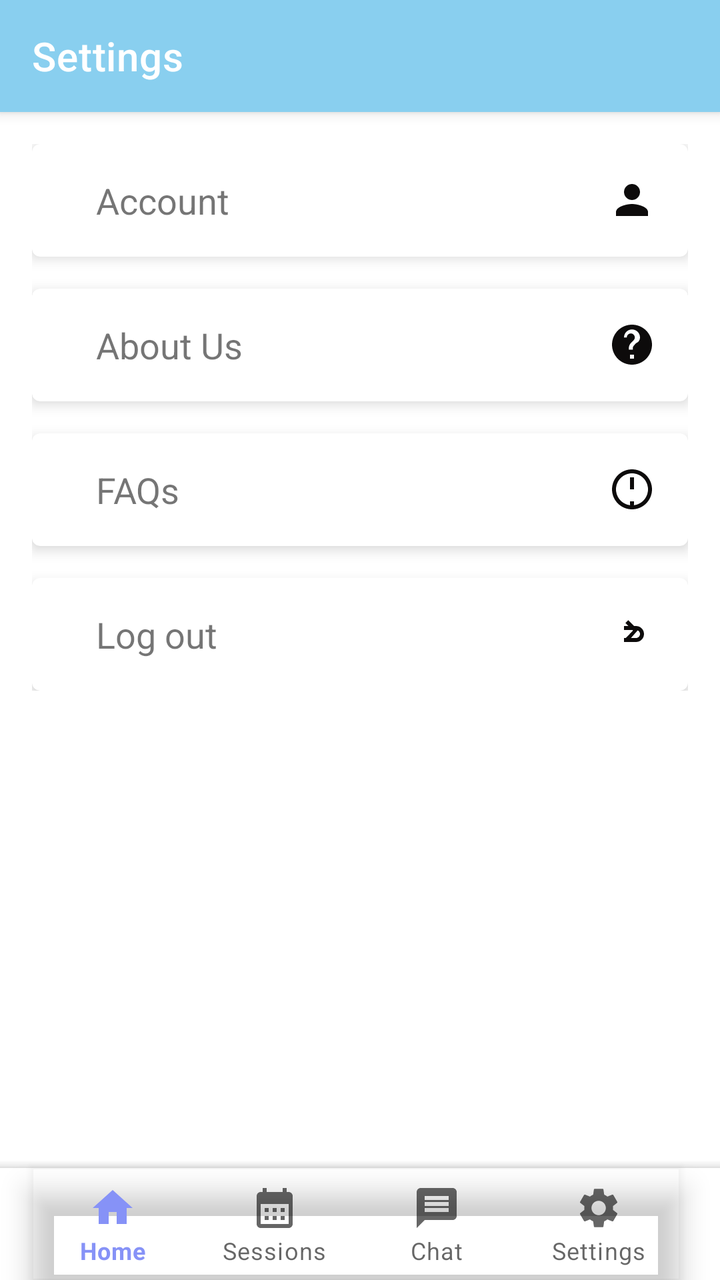
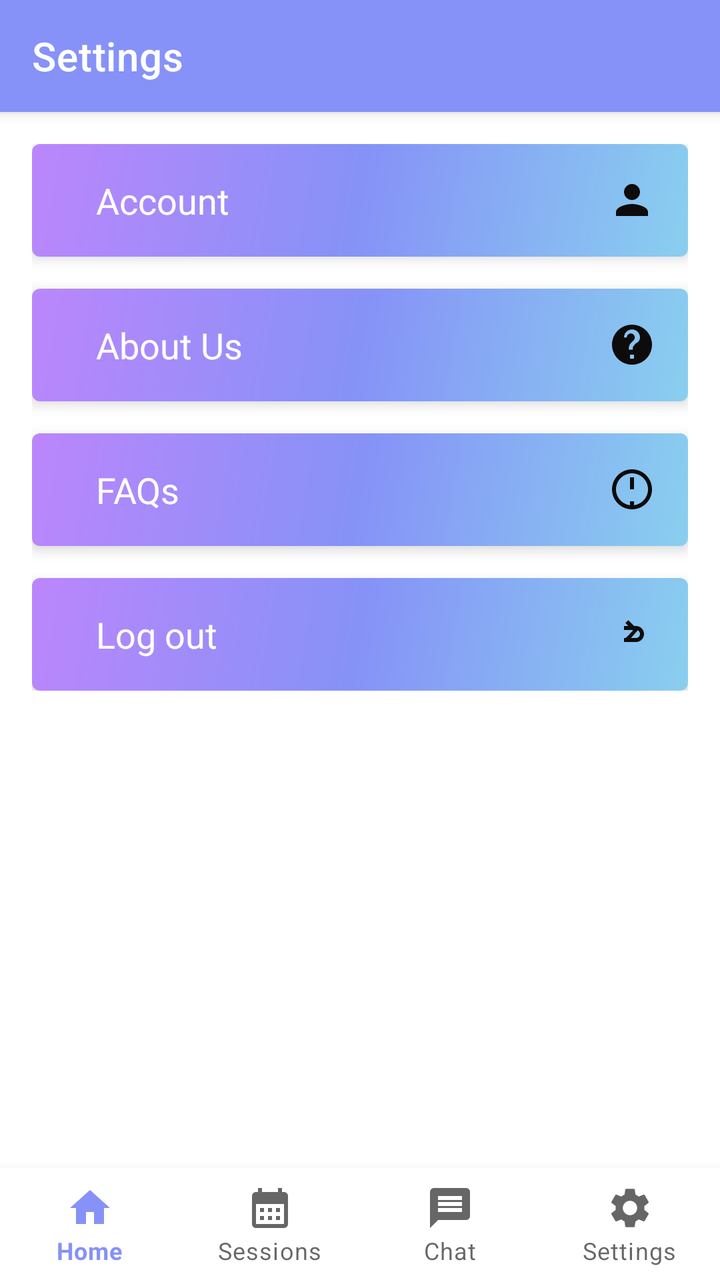

Screens rendered from an Android XML layout before and after an edit, with the pre-edit source and the edit as a unified diff.
<!-- AndroidManifest.xml: application theme Theme.CC -->
<!-- res/layout/activity_student_settings.xml -->
<?xml version="1.0" encoding="utf-8"?>
<androidx.constraintlayout.widget.ConstraintLayout
    xmlns:android="http://schemas.android.com/apk/res/android"
    xmlns:app="http://schemas.android.com/apk/res-auto"
    xmlns:tools="http://schemas.android.com/tools"
    android:id="@+id/main"
    android:layout_width="match_parent"
    android:layout_height="match_parent"
    android:background="@android:color/system_on_tertiary_light"
    tools:context=".StudentSettings"
    tools:ignore="NewApi">

    <androidx.appcompat.widget.Toolbar
        android:id="@+id/topToolbar"
        android:layout_width="0dp"
        android:layout_height="?attr/actionBarSize"
        android:background="@color/blue"
        android:elevation="4dp"
        android:theme="@style/ThemeOverlay.AppCompat.ActionBar"
        app:title="Settings"
        app:titleTextColor="@color/white"
        app:layout_constraintTop_toTopOf="parent"
        app:layout_constraintStart_toStartOf="parent"
        app:layout_constraintEnd_toEndOf="parent" />

    <ScrollView
        android:id="@+id/scrollView"
        android:layout_width="0dp"
        android:layout_height="0dp"
        app:layout_constraintTop_toBottomOf="@id/topToolbar"
        app:layout_constraintBottom_toBottomOf="parent"
        app:layout_constraintStart_toStartOf="parent"
        app:layout_constraintEnd_toEndOf="parent">

        <LinearLayout
            android:layout_width="match_parent"
            android:layout_height="wrap_content"
            android:orientation="vertical"
            android:padding="16dp">

            <com.google.android.material.card.MaterialCardView
                android:id="@+id/studentAccountCard"
                android:layout_width="match_parent"
                android:layout_height="wrap_content"
                android:layout_marginBottom="16dp"
                android:clickable="true"
                android:focusable="true"
                app:cardElevation="4dp">

                <LinearLayout
                    android:layout_width="match_parent"
                    android:layout_height="wrap_content"
                    android:orientation="horizontal"
                    android:padding="16dp"
                    android:gravity="center_vertical">

                    <TextView
                        android:layout_width="0dp"
                        android:layout_height="wrap_content"
                        android:layout_marginStart="16dp"
                        android:layout_weight="1"
                        android:text="Account"
                        android:textSize="18sp" />

                    <ImageView
                        android:layout_width="24dp"
                        android:layout_height="24dp"
                        android:contentDescription="@string/next"
                        android:src="@drawable/baseline_person_2" />
                </LinearLayout>
            </com.google.android.material.card.MaterialCardView>

            <com.google.android.material.card.MaterialCardView
                android:layout_width="match_parent"
                android:layout_height="wrap_content"
                android:layout_marginBottom="16dp"
                android:id="@+id/StudentAboutUs"
                android:clickable="true"
                android:focusable="true"
                app:cardElevation="4dp">

                <LinearLayout
                    android:layout_width="match_parent"
                    android:layout_height="wrap_content"
                    android:orientation="horizontal"
                    android:padding="16dp"
                    android:gravity="center_vertical">

                    <TextView
                        android:layout_width="0dp"
                        android:layout_height="wrap_content"
                        android:layout_marginStart="16dp"
                        android:layout_weight="1"
                        android:text="About Us"
                        android:textSize="18sp" />

                    <ImageView
                        android:layout_width="24dp"
                        android:layout_height="24dp"
                        android:src="@drawable/baseline_aboutus_24"
                        android:contentDescription="@string/next" />
                </LinearLayout>
            </com.google.android.material.card.MaterialCardView>

            <com.google.android.material.card.MaterialCardView
                android:layout_width="match_parent"
                android:layout_height="wrap_content"
                android:layout_marginBottom="16dp"
                android:clickable="true"
                android:id="@+id/StudentFaqCard"
                android:focusable="true"
                app:cardElevation="4dp">

                <LinearLayout
                    android:layout_width="match_parent"
                    android:layout_height="wrap_content"
                    android:orientation="horizontal"
                    android:padding="16dp"
                    android:gravity="center_vertical">

                    <TextView
                        android:layout_width="0dp"
                        android:layout_height="wrap_content"
                        android:layout_marginStart="16dp"
                        android:layout_weight="1"
                        android:text="FAQs"
                        android:textSize="18sp" />

                    <ImageView
                        android:layout_width="24dp"
                        android:layout_height="24dp"
                        android:src="@drawable/baseline_faqs_24"
                        android:contentDescription="@string/next" />
                </LinearLayout>
            </com.google.android.material.card.MaterialCardView>

            <com.google.android.material.card.MaterialCardView
                android:layout_width="match_parent"
                android:layout_height="wrap_content"
                android:clickable="true"
                android:id="@+id/studentLogoutCard"
                android:focusable="true"
                app:cardElevation="4dp">

                <LinearLayout
                    android:layout_width="match_parent"
                    android:layout_height="wrap_content"
                    android:orientation="horizontal"
                    android:padding="16dp"
                    android:gravity="center_vertical">

                    <TextView
                        android:layout_width="0dp"
                        android:layout_height="wrap_content"
                        android:layout_marginStart="16dp"
                        android:layout_weight="1"
                        android:text="Log out"
                        android:textSize="18sp" />

                    <ImageView
                        android:layout_width="24dp"
                        android:layout_height="24dp"
                        android:src="@drawable/baseline_logout_24"
                        android:contentDescription="@string/next" />
                </LinearLayout>
            </com.google.android.material.card.MaterialCardView>

        </LinearLayout>
    </ScrollView>

    <com.google.android.material.bottomappbar.BottomAppBar
        android:id="@+id/bottomAppBar"
        android:layout_width="match_parent"
        android:layout_height="wrap_content"
        android:background="@color/white"
        app:fabCradleMargin="10dp"
        app:fabCradleRoundedCornerRadius="50dp"
        app:layout_constraintBottom_toBottomOf="parent"
        app:layout_constraintStart_toStartOf="parent"
        app:layout_constraintEnd_toEndOf="parent"
        tools:ignore="BottomAppBar">

        <com.google.android.material.bottomnavigation.BottomNavigationView
            android:id="@+id/bottomNavigationView"
            android:layout_width="wrap_content"
            android:layout_height="wrap_content"
            android:layout_marginEnd="20dp"
            app:labelVisibilityMode="labeled"
            android:background="@android:color/transparent"
            app:menu="@menu/bottom_menu" />

    </com.google.android.material.bottomappbar.BottomAppBar>

</androidx.constraintlayout.widget.ConstraintLayout>
<!-- resources referenced by this layout -->
<resources>
  <color name="blue">#89CFEF</color>
  <color name="white">#FFFFFFFF</color>
  <!-- drawable baseline_aboutus_24 (drawable) -->
  <vector xmlns:android="http://schemas.android.com/apk/res/android"
      android:width="24dp"
      android:height="24dp"
      android:viewportWidth="24"
      android:viewportHeight="24"
      android:tint="#0D0B0B">
      <path
          android:fillColor="@color/white"
          android:pathData="M12 2C6.48 2 2 6.48 2 12s4.48 10 10 10 10-4.48 10-10S17.52 2 12 2zm1 17h-2v-2h2v2zm1.07-7.75l-.9.92c-.43.44-.77.97-.77 1.58v.75h-2v-.75c0-.99.45-1.99 1.17-2.71l1.24-1.24c.37-.37.59-.88.59-1.41 0-1.1-.9-2-2-2s-2 .9-2 2H8c0-2.21 1.79-4 4-4s4 1.79 4 4c0 .88-.36 1.68-.93 2.25z"/>
  </vector>
  <!-- drawable baseline_faqs_24 (drawable) -->
  <vector xmlns:android="http://schemas.android.com/apk/res/android"
      android:width="24dp"
      android:height="24dp"
      android:viewportWidth="24"
      android:viewportHeight="24"
      android:tint="#0D0B0B">
      <path
          android:fillColor="@color/white"
          android:pathData="M11 18h2v2h-2v-2zm1-16C6.48 2 2 6.48 2 12s4.48 10 10 10 10-4.48 10-10S17.52 2 12 2zm0 18c-4.41 0-8-3.59-8-8s3.59-8 8-8 8 3.59 8 8-3.59 8-8 8zm1-12h-2v4h2v-4zm0-2h-2v2h2V6z"/>
  </vector>
  <!-- drawable baseline_logout_24 (drawable) -->
  <vector xmlns:android="http://schemas.android.com/apk/res/android"
      android:width="24dp"
      android:height="24dp"
      android:viewportWidth="24"
      android:viewportHeight="24"
      android:tint="#0D0B0B">
      <path
          android:fillColor="@color/white"
          android:pathData="M10.09,15.59L8.67,14.17L12.5,10.33L8.67,6.5L10.09,5.09L15,10L10.09,15.59z M16,12c0,-1.11 -0.9,-2 -2,-2h-6v-2h6c2.21,0 4,1.79 4,4c0,2.21 -1.79,4 -4,4h-6v-2h6c1.1,0 2,-0.89 2,-2z"/>
  </vector>
  <!-- drawable baseline_person_2 (drawable) -->
  <vector xmlns:android="http://schemas.android.com/apk/res/android" android:height="24dp" android:tint="#0D0B0B" android:viewportHeight="24" android:viewportWidth="24" android:width="24dp">
        
      <path android:fillColor="@color/white" android:pathData="M12,12c2.21,0 4,-1.79 4,-4s-1.79,-4 -4,-4 -4,1.79 -4,4 1.79,4 4,4zM12,14c-2.67,0 -8,1.34 -8,4v2h16v-2c0,-2.66 -5.33,-4 -8,-4z"/>
      
  </vector>
  <string name="next">Next</string>
  <style name="Theme.CC" parent="Base.Theme.CC" />
  <style name="Base.Theme.CC" parent="Theme.MaterialComponents.DayNight.NoActionBar">
          
          <item name="colorPrimary">@color/lavender</item>
          <item name="colorPrimaryVariant">@color/lavender</item>
          <item name="colorOnPrimary">@color/white</item>
          
          <item name="colorSecondary">@color/teal_200</item>
          <item name="colorSecondaryVariant">@color/teal_700</item>
          <item name="colorOnSecondary">@color/black</item>
          
          <item name="android:statusBarColor">?attr/colorPrimaryVariant</item>
          
          
      </style>
  <color name="lavender">#8692f7</color>
  <color name="teal_200">#FF03DAC5</color>
  <color name="teal_700">#FF018786</color>
  <color name="black">#FF000000</color>
</resources>

<!-- the commit's change to res/layout/activity_student_settings.xml (unified diff, before → after) -->
@@ -14,7 +14,7 @@
         android:id="@+id/topToolbar"
         android:layout_width="0dp"
         android:layout_height="?attr/actionBarSize"
-        android:background="@color/blue"
+        android:background="@color/lavender"
         android:elevation="4dp"
         android:theme="@style/ThemeOverlay.AppCompat.ActionBar"
         app:title="Settings"
@@ -28,7 +28,7 @@
         android:layout_width="0dp"
         android:layout_height="0dp"
         app:layout_constraintTop_toBottomOf="@id/topToolbar"
-        app:layout_constraintBottom_toBottomOf="parent"
+        app:layout_constraintBottom_toTopOf="@id/bottomNavigationView"
         app:layout_constraintStart_toStartOf="parent"
         app:layout_constraintEnd_toEndOf="parent">
 
@@ -52,6 +52,7 @@
                     android:layout_height="wrap_content"
                     android:orientation="horizontal"
                     android:padding="16dp"
+                    android:background="@drawable/gradient"
                     android:gravity="center_vertical">
 
                     <TextView
@@ -59,6 +60,7 @@
                         android:layout_height="wrap_content"
                         android:layout_marginStart="16dp"
                         android:layout_weight="1"
+                        android:textColor="@color/white"
                         android:text="Account"
                         android:textSize="18sp" />
 
@@ -84,6 +86,7 @@
                     android:layout_height="wrap_content"
                     android:orientation="horizontal"
                     android:padding="16dp"
+                    android:background="@drawable/gradient"
                     android:gravity="center_vertical">
 
                     <TextView
@@ -91,6 +94,7 @@
                         android:layout_height="wrap_content"
                         android:layout_marginStart="16dp"
                         android:layout_weight="1"
+                        android:textColor="@color/white"
                         android:text="About Us"
                         android:textSize="18sp" />
 
@@ -116,6 +120,7 @@
                     android:layout_height="wrap_content"
                     android:orientation="horizontal"
                     android:padding="16dp"
+                    android:background="@drawable/gradient"
                     android:gravity="center_vertical">
 
                     <TextView
@@ -124,6 +129,7 @@
                         android:layout_marginStart="16dp"
                         android:layout_weight="1"
                         android:text="FAQs"
+                        android:textColor="@color/white"
                         android:textSize="18sp" />
 
                     <ImageView
@@ -147,6 +153,7 @@
                     android:layout_height="wrap_content"
                     android:orientation="horizontal"
                     android:padding="16dp"
+                    android:background="@drawable/gradient"
                     android:gravity="center_vertical">
 
                     <TextView
@@ -154,6 +161,7 @@
                         android:layout_height="wrap_content"
                         android:layout_marginStart="16dp"
                         android:layout_weight="1"
+                        android:textColor="@color/white"
                         android:text="Log out"
                         android:textSize="18sp" />
 
@@ -168,27 +176,15 @@
         </LinearLayout>
     </ScrollView>
 
-    <com.google.android.material.bottomappbar.BottomAppBar
-        android:id="@+id/bottomAppBar"
+    <com.google.android.material.bottomnavigation.BottomNavigationView
+        android:id="@+id/bottomNavigationView"
         android:layout_width="match_parent"
         android:layout_height="wrap_content"
         android:background="@color/white"
-        app:fabCradleMargin="10dp"
-        app:fabCradleRoundedCornerRadius="50dp"
+        app:labelVisibilityMode="labeled"
         app:layout_constraintBottom_toBottomOf="parent"
         app:layout_constraintStart_toStartOf="parent"
         app:layout_constraintEnd_toEndOf="parent"
-        tools:ignore="BottomAppBar">
-
-        <com.google.android.material.bottomnavigation.BottomNavigationView
-            android:id="@+id/bottomNavigationView"
-            android:layout_width="wrap_content"
-            android:layout_height="wrap_content"
-            android:layout_marginEnd="20dp"
-            app:labelVisibilityMode="labeled"
-            android:background="@android:color/transparent"
-            app:menu="@menu/bottom_menu" />
-
-    </com.google.android.material.bottomappbar.BottomAppBar>
+        app:menu="@menu/bottom_menu" />
 
 </androidx.constraintlayout.widget.ConstraintLayout>
<!-- resource entries referenced after the edit -->
@@ -41,8 +41,19 @@
       <path android:fillColor="@color/white" android:pathData="M12,12c2.21,0 4,-1.79 4,-4s-1.79,-4 -4,-4 -4,1.79 -4,4 1.79,4 4,4zM12,14c-2.67,0 -8,1.34 -8,4v2h16v-2c0,-2.66 -5.33,-4 -8,-4z"/>
       
   </vector>
+  <!-- drawable gradient (drawable) -->
+  <?xml version="1.0" encoding="utf-8"?>
+  <shape xmlns:android="http://schemas.android.com/apk/res/android">
+  
+      <gradient android:startColor="@color/purple_200"
+          android:centerColor="@color/lavender"
+          android:endColor="@color/blue"
+          android:angle="315"/>
+  
+  </shape>
   <string name="next">Next</string>
   <style name="Theme.CC" parent="Base.Theme.CC" />
+  <color name="purple_200">#FFBB86FC</color>
   <style name="Base.Theme.CC" parent="Theme.MaterialComponents.DayNight.NoActionBar">
           
           <item name="colorPrimary">@color/lavender</item>
